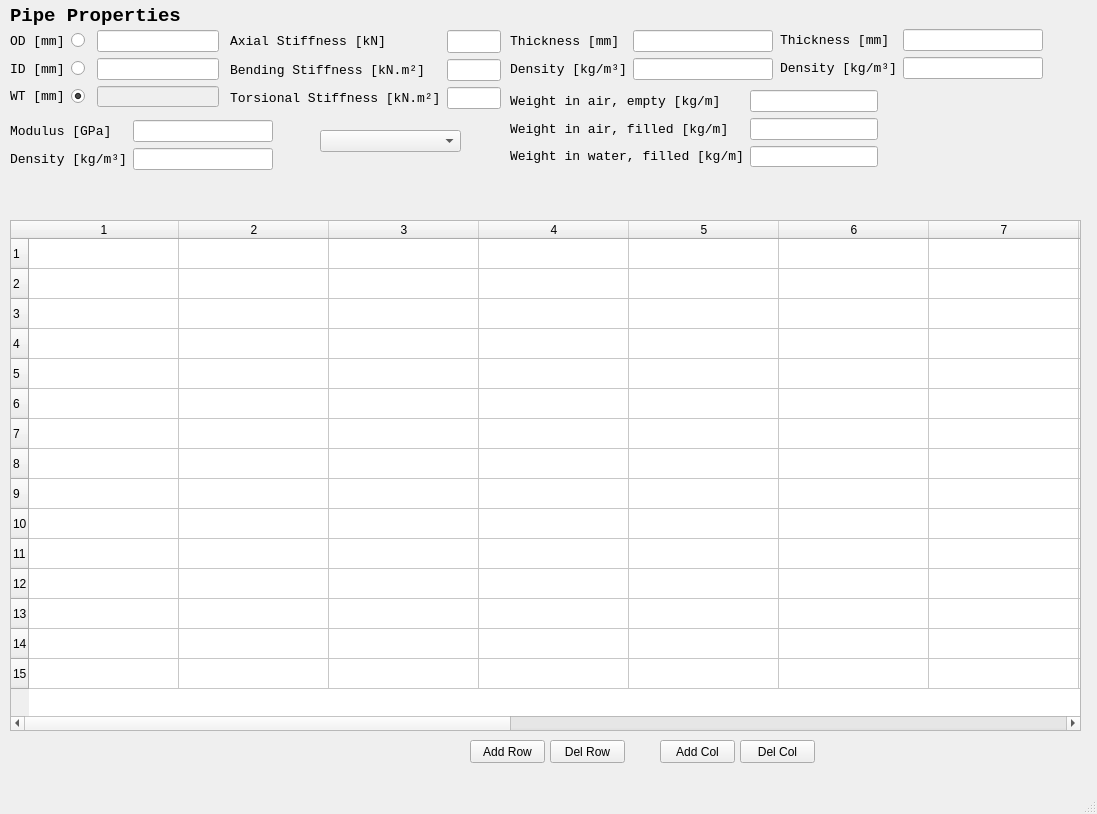
Qt form Qt/untitled.ui (haphaeu/yoshimi) before a commit.
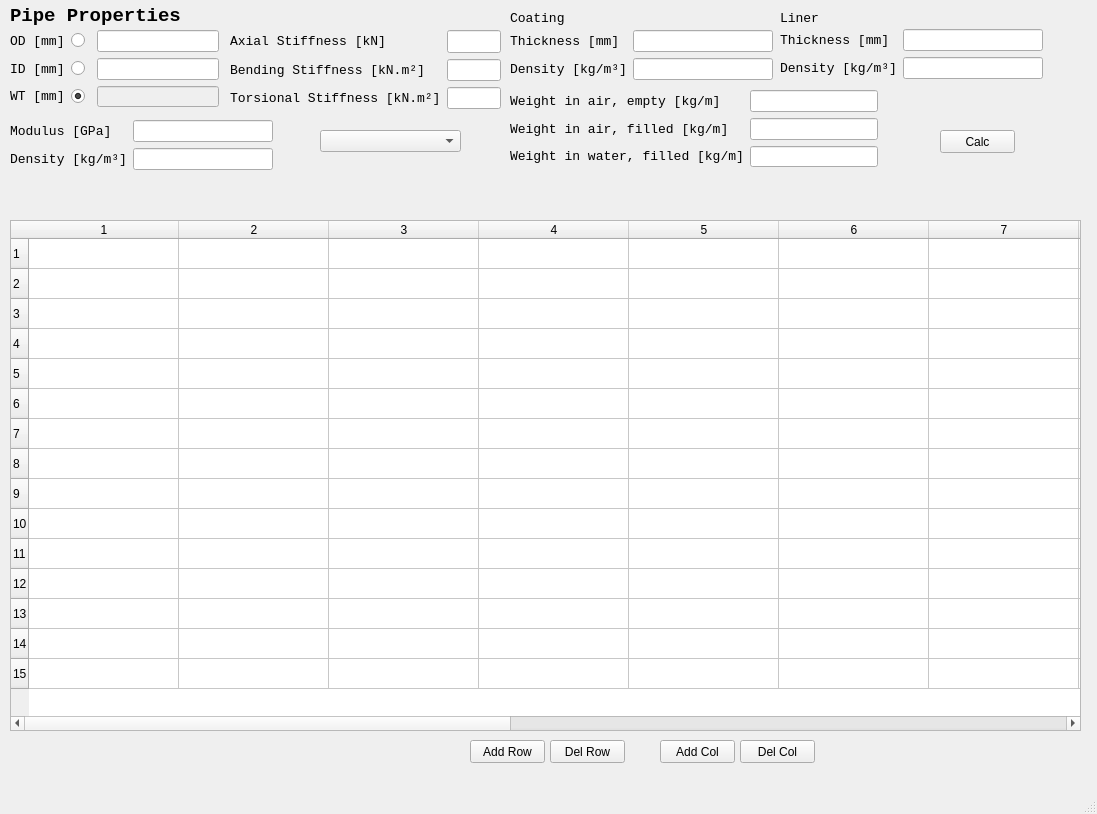
The same form after that commit.

Commit message: pipe props GUi updates

The edit to the form file:
```diff
--- a/Qt/untitled.ui
+++ b/Qt/untitled.ui
@@ -369,7 +369,7 @@
      <string>Del Col</string>
     </property>
    </widget>
-   <widget class="QWidget" name="">
+   <widget class="QWidget" name="layoutWidget">
     <property name="geometry">
      <rect>
       <x>230</x>
@@ -460,7 +460,7 @@
      </item>
     </layout>
    </widget>
-   <widget class="QWidget" name="">
+   <widget class="QWidget" name="layoutWidget">
     <property name="geometry">
      <rect>
       <x>510</x>
@@ -541,7 +541,7 @@
      </item>
     </layout>
    </widget>
-   <widget class="QWidget" name="">
+   <widget class="QWidget" name="layoutWidget">
     <property name="geometry">
      <rect>
       <x>780</x>
@@ -599,7 +599,7 @@
      </item>
     </layout>
    </widget>
-   <widget class="QWidget" name="">
+   <widget class="QWidget" name="layoutWidget">
     <property name="geometry">
      <rect>
       <x>510</x>
@@ -657,6 +657,57 @@
      </item>
     </layout>
    </widget>
+   <widget class="QLabel" name="label_14">
+    <property name="geometry">
+     <rect>
+      <x>510</x>
+      <y>10</y>
+      <width>61</width>
+      <height>16</height>
+     </rect>
+    </property>
+    <property name="font">
+     <font>
+      <family>Consolas</family>
+      <pointsize>10</pointsize>
+     </font>
+    </property>
+    <property name="text">
+     <string>Coating</string>
+    </property>
+   </widget>
+   <widget class="QLabel" name="label_15">
+    <property name="geometry">
+     <rect>
+      <x>780</x>
+      <y>10</y>
+      <width>61</width>
+      <height>16</height>
+     </rect>
+    </property>
+    <property name="font">
+     <font>
+      <family>Consolas</family>
+      <pointsize>10</pointsize>
+     </font>
+    </property>
+    <property name="text">
+     <string>Liner</string>
+    </property>
+   </widget>
+   <widget class="QPushButton" name="buttonCalc">
+    <property name="geometry">
+     <rect>
+      <x>940</x>
+      <y>130</y>
+      <width>75</width>
+      <height>23</height>
+     </rect>
+    </property>
+    <property name="text">
+     <string>Calc</string>
+    </property>
+   </widget>
    <zorder>layoutWidget</zorder>
    <zorder>splitter_4</zorder>
    <zorder>layoutWidget</zorder>
```
Left out of the diff: 34 changed lines with no effect on the pictures.
